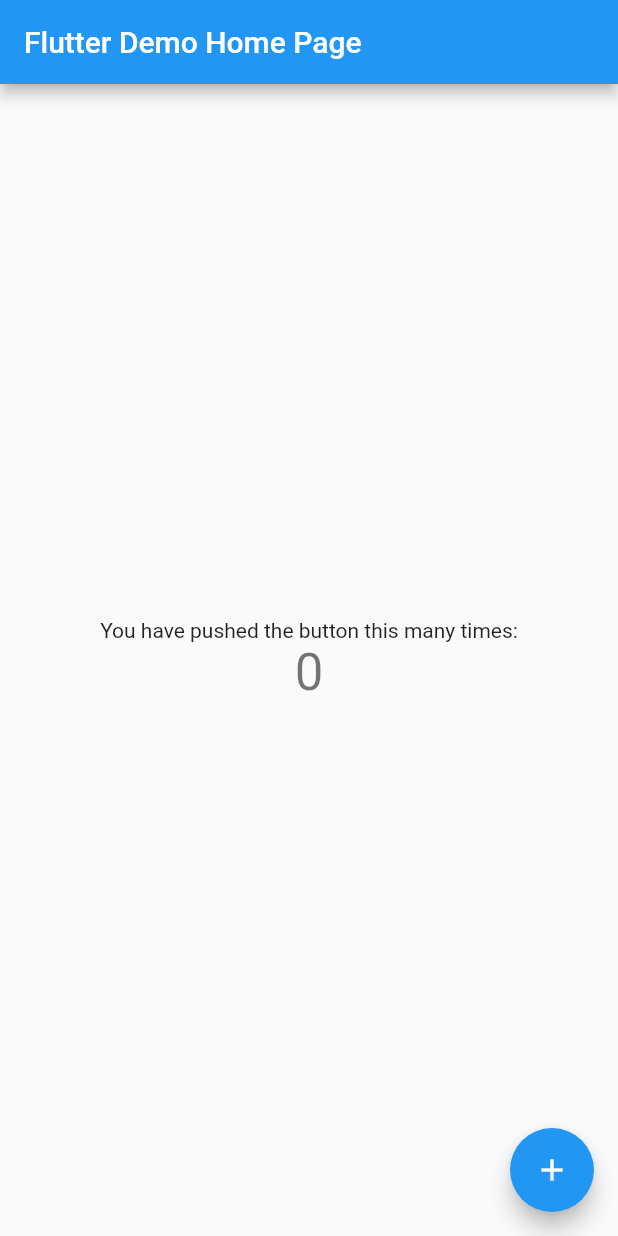
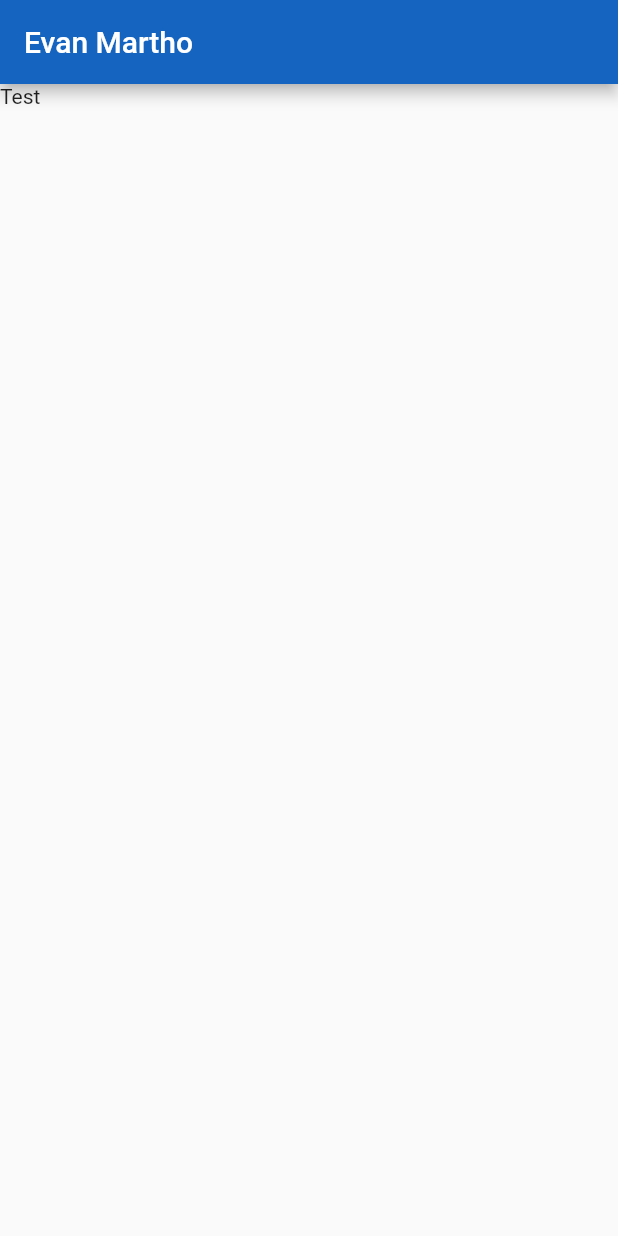
Before and after one commit to MayuriXx/CV_Website_V1, a Flutter app: the screen it shows after launch, on a phone screen of 412 x 824 dp. Run offline on Flutter 3.47's test engine with Material 2 defaults, Android fonts, the phone set to English and light mode, and no system bars.

Commit message:
feat(theme): add theme in app

```diff
--- a/lib/main.dart
+++ b/lib/main.dart
@@ -1,4 +1,6 @@
 import 'package:flutter/material.dart';
+import 'package:my_cv_flutter_web_app/theme/theme.dart';
+import 'package:my_cv_flutter_web_app/view/homeview/home_view.dart';
 
 void main() {
   runApp(MyApp());
@@ -9,109 +11,9 @@
   @override
   Widget build(BuildContext context) {
     return MaterialApp(
-      title: 'Flutter Demo',
-      theme: ThemeData(
-        // This is the theme of your application.
-        //
-        // Try running your application with "flutter run". You'll see the
-        // application has a blue toolbar. Then, without quitting the app, try
-        // changing the primarySwatch below to Colors.green and then invoke
-        // "hot reload" (press "r" in the console where you ran "flutter run",
-        // or simply save your changes to "hot reload" in a Flutter IDE).
-        // Notice that the counter didn't reset back to zero; the application
-        // is not restarted.
-        primarySwatch: Colors.blue,
-        // This makes the visual density adapt to the platform that you run
-        // the app on. For desktop platforms, the controls will be smaller and
-        // closer together (more dense) than on mobile platforms.
-        visualDensity: VisualDensity.adaptivePlatformDensity,
-      ),
-      home: MyHomePage(title: 'Flutter Demo Home Page'),
+      title: 'Martho Evan CV',
+      theme: CVColors.defaultTheme,
+      home: HomeView(),
     );
   }
 }
-
-class MyHomePage extends StatefulWidget {
-  MyHomePage({Key key, this.title}) : super(key: key);
-
-  // This widget is the home page of your application. It is stateful, meaning
-  // that it has a State object (defined below) that contains fields that affect
-  // how it looks.
-
-  // This class is the configuration for the state. It holds the values (in this
-  // case the title) provided by the parent (in this case the App widget) and
-  // used by the build method of the State. Fields in a Widget subclass are
-  // always marked "final".
-
-  final String title;
-
-  @override
-  _MyHomePageState createState() => _MyHomePageState();
-}
-
-class _MyHomePageState extends State<MyHomePage> {
-  int _counter = 0;
-
-  void _incrementCounter() {
-    setState(() {
-      // This call to setState tells the Flutter framework that something has
-      // changed in this State, which causes it to rerun the build method below
-      // so that the display can reflect the updated values. If we changed
-      // _counter without calling setState(), then the build method would not be
-      // called again, and so nothing would appear to happen.
-      _counter++;
-    });
-  }
-
-  @override
-  Widget build(BuildContext context) {
-    // This method is rerun every time setState is called, for instance as done
-    // by the _incrementCounter method above.
-    //
-    // The Flutter framework has been optimized to make rerunning build methods
-    // fast, so that you can just rebuild anything that needs updating rather
-    // than having to individually change instances of widgets.
-    return Scaffold(
-      appBar: AppBar(
-        // Here we take the value from the MyHomePage object that was created by
-        // the App.build method, and use it to set our appbar title.
-        title: Text(widget.title),
-      ),
-      body: Center(
-        // Center is a layout widget. It takes a single child and positions it
-        // in the middle of the parent.
-        child: Column(
-          // Column is also a layout widget. It takes a list of children and
-          // arranges them vertically. By default, it sizes itself to fit its
-          // children horizontally, and tries to be as tall as its parent.
-          //
-          // Invoke "debug painting" (press "p" in the console, choose the
-          // "Toggle Debug Paint" action from the Flutter Inspector in Android
-          // Studio, or the "Toggle Debug Paint" command in Visual Studio Code)
-          // to see the wireframe for each widget.
-          //
-          // Column has various properties to control how it sizes itself and
-          // how it positions its children. Here we use mainAxisAlignment to
-          // center the children vertically; the main axis here is the vertical
-          // axis because Columns are vertical (the cross axis would be
-          // horizontal).
-          mainAxisAlignment: MainAxisAlignment.center,
-          children: <Widget>[
-            Text(
-              'You have pushed the button this many times:',
-            ),
-            Text(
-              '$_counter',
-              style: Theme.of(context).textTheme.headline4,
-            ),
-          ],
-        ),
-      ),
-      floatingActionButton: FloatingActionButton(
-        onPressed: _incrementCounter,
-        tooltip: 'Increment',
-        child: Icon(Icons.add),
-      ), // This trailing comma makes auto-formatting nicer for build methods.
-    );
-  }
-}
--- /dev/null
+++ b/lib/theme/theme.dart
@@ -0,0 +1,34 @@
+import 'package:flutter/material.dart';
+
+
+const bluePrimaryColor = const Color(0xFF1565c0);
+const bluePrimaryColorLight = const Color(0xFF5e92f3);
+const bluePrimaryColorDark = const Color(0xFF003c8f);
+
+const greySecondaryColor = const Color(0xFFbdbdbd);
+const greySecondaryColorLight = const Color(0xFFefefef);
+const greySecondaryColorDark = const Color(0xFF8d8d8d);
+
+class CVColors {
+  static final ThemeData defaultTheme = _buildTheme();
+
+  static ThemeData _buildTheme() {
+    final ThemeData base = ThemeData.light();
+
+    return base.copyWith(
+      accentColor: greySecondaryColor,
+      accentColorBrightness: Brightness.dark,
+
+      primaryColor: bluePrimaryColor,
+      primaryColorDark: bluePrimaryColorDark,
+      primaryColorLight: bluePrimaryColorLight,
+      primaryColorBrightness: Brightness.dark,
+
+      buttonTheme: base.buttonTheme.copyWith(
+        buttonColor: greySecondaryColor,
+        textTheme: ButtonTextTheme.primary,
+      ),
+      textSelectionColor: bluePrimaryColorLight,
+    );
+  }
+}
--- /dev/null
+++ b/lib/view/homeview/home_view.dart
@@ -0,0 +1,22 @@
+import 'package:flutter/material.dart';
+
+class HomeView extends StatefulWidget {
+  @override
+  State<StatefulWidget> createState() => _HomeView();
+}
+
+class _HomeView extends State<HomeView> {
+  @override
+  Widget build(BuildContext context) {
+    return Scaffold(
+      appBar: AppBar(
+        title: Text(
+          "Evan Martho",
+        ),
+      ),
+      body: SingleChildScrollView(
+        child: Text("Test"),
+      ),
+    );
+  }
+}
```
